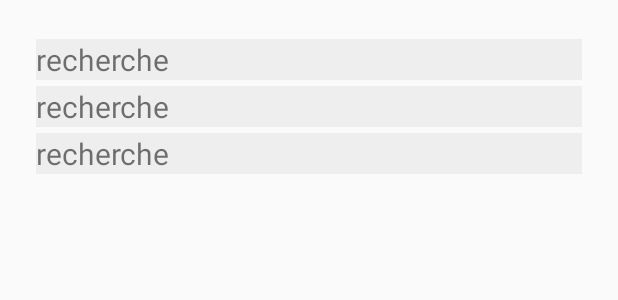
After one commit to ValerianGuivarchAppstud/WakeMeUp, an Android app: the layout dialogue_history.xml on its own in the app's theme, with its tools: preview values and no code run, on a phone screen of 412 x 824 dp. The commit adds this screen. Shown: the top 300 px of the screen. Run offline under Robolectric (Android 15) with nearby library versions, the phone set to English and light mode, and no system bars.

Commit message:
Signed-off-by: enzobuffo <enzobuffo99@gmail.com>
Historique des recherches mise en place.

```diff
--- a/app/build.gradle
+++ b/app/build.gradle
@@ -66,6 +66,7 @@ dependencies {
 
     implementation 'androidx.lifecycle:lifecycle-extensions:2.2.0'
     implementation 'androidx.recyclerview:recyclerview:1.1.0'
+    implementation 'androidx.cardview:cardview:1.0.0'
     implementation 'com.squareup.picasso:picasso:2.71828'
 
 
@@ -104,4 +105,5 @@ dependencies {
     implementation "androidx.transition:transition:1.3.1"
 
 
+
 }
--- a/app/src/main/java/com/wakemeup/song/SongAdapter.kt
+++ b/app/src/main/java/com/wakemeup/song/SongAdapter.kt
@@ -21,8 +21,7 @@ class SongAdapter(
     var selectedPosition: Int = 0
 
     override fun onCreateViewHolder(parent: ViewGroup, viewType: Int): SongViewHolder {
-        val view =
-            LayoutInflater.from(parent.context).inflate(R.layout.item_list_video, parent, false)
+        val view = LayoutInflater.from(parent.context).inflate(R.layout.item_list_video, parent, false)
         return SongViewHolder(view)
     }
 
--- /dev/null
+++ b/app/src/main/res/layout/dialogue_history.xml
@@ -0,0 +1,21 @@
+<?xml version="1.0" encoding="utf-8"?>
+ <RelativeLayout xmlns:android="http://schemas.android.com/apk/res/android"
+    android:layout_width="wrap_content"
+    android:layout_height="wrap_content"
+    xmlns:tools="http://schemas.android.com/tools"
+    android:orientation="vertical"
+    android:padding="8dp">
+
+
+
+    <androidx.recyclerview.widget.RecyclerView
+        android:id="@+id/recycler_list_recherche"
+        android:layout_width="match_parent"
+        android:layout_height="wrap_content"
+        android:paddingLeft="@dimen/activity_horizontal_margin"
+        android:paddingTop="@dimen/activity_vertical_margin"
+        android:paddingRight="@dimen/activity_horizontal_margin"
+        tools:listitem="@layout/item_list_history" />
+
+
+</RelativeLayout>
--- /dev/null
+++ b/app/src/main/res/layout/item_list_history.xml
@@ -0,0 +1,35 @@
+<?xml version="1.0" encoding="utf-8"?>
+<RelativeLayout xmlns:android="http://schemas.android.com/apk/res/android"
+    android:layout_width="match_parent"
+    android:layout_height="wrap_content"
+    android:clickable="true"
+    android:focusable="true"
+    android:foreground="?android:attr/selectableItemBackground"
+    android:orientation="horizontal"
+    android:paddingTop="2dp"
+    android:paddingBottom="2dp">
+
+
+    <androidx.cardview.widget.CardView
+        android:id="@+id/cardView_history"
+        android:layout_width="match_parent"
+        android:layout_height="wrap_content"
+        android:layout_margin="0dp">
+
+        <RelativeLayout
+            android:layout_width="match_parent"
+            android:layout_height="match_parent">
+
+
+        <TextView
+            android:id="@+id/recherche"
+            android:layout_width="match_parent"
+            android:layout_height="wrap_content"
+            android:text="recherche"
+            android:textSize="20sp"
+            android:background="@color/grey"/>
+        </RelativeLayout>
+
+
+    </androidx.cardview.widget.CardView>
+</RelativeLayout>
--- a/app/src/main/res/values/colors.xml
+++ b/app/src/main/res/values/colors.xml
@@ -8,6 +8,7 @@
     <color name="green">#00CC00</color>
     <color name="red">#CC0000</color>
     <color name="black">#131313</color>
+    <color name="grey">#EEEEEE</color>
 
 
 </resources>
--- a/app/src/main/res/values/strings.xml
+++ b/app/src/main/res/values/strings.xml
@@ -38,6 +38,7 @@
     <string name="favori">Favori</string>
     <string name="image_ami">Image ami</string>
     <string name="valider">Valider</string>
+    <string name="historique">Historique</string>
 
     <string name="navigation_drawer_open">Open navigation drawer</string>
     <string name="navigation_drawer_close">Close navigation drawer</string>
```
Also changed, not shown: app/src/main/java/com/wakemeup/song/RechercheAdaptateur.kt (added, +51 -0 lines), app/src/main/java/com/wakemeup/song/VideoFragment.kt (+113 -22 lines), app/src/main/java/com/wakemeup/util/Storage.kt (+45 -19 lines), app/src/main/res/drawable/icon_history.xml (added, +9 -0 lines), app/src/main/res/layout/fragment_video.xml (+12 -0 lines).
